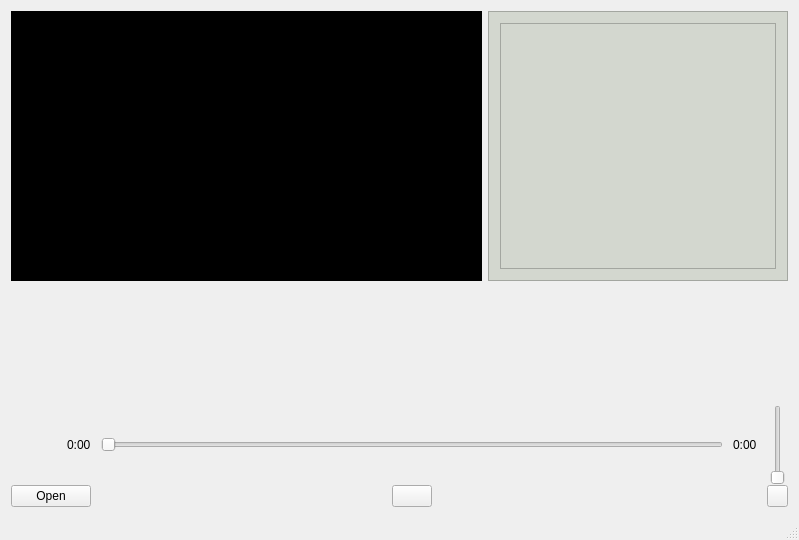
auttij/Cpp-media-player, file src/MediaPlayer/mainwindow.ui: the form before one commit.
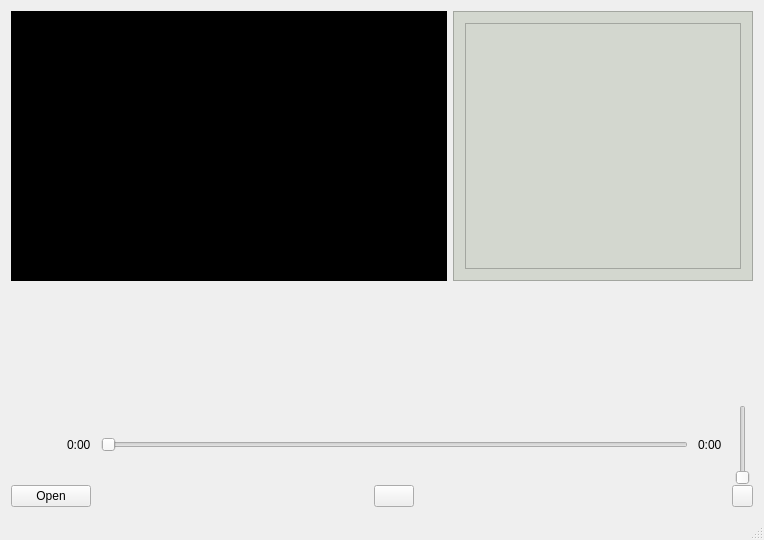
The form after the commit. Custom widgets are drawn as their Qt base class.

Commit message: trying to fix metadata table width problems

```diff
--- a/src/MediaPlayer/mainwindow.ui
+++ b/src/MediaPlayer/mainwindow.ui
@@ -6,7 +6,7 @@
    <rect>
     <x>0</x>
     <y>0</y>
-    <width>799</width>
+    <width>764</width>
     <height>540</height>
    </rect>
   </property>
@@ -33,7 +33,7 @@
         </property>
         <property name="maximumSize">
          <size>
-          <width>253</width>
+          <width>300</width>
           <height>16777215</height>
          </size>
         </property>
@@ -57,10 +57,16 @@
            </property>
            <property name="maximumSize">
             <size>
-             <width>15555</width>
+             <width>300</width>
              <height>16777215</height>
             </size>
            </property>
+           <property name="styleSheet">
+            <string notr="true">font-size: 7pt</string>
+           </property>
+           <property name="wordWrap">
+            <bool>true</bool>
+           </property>
           </widget>
          </item>
         </layout>
```
Left out of the diff: 4 changed lines with no effect on the pictures. The commit also changes 1 other file.
